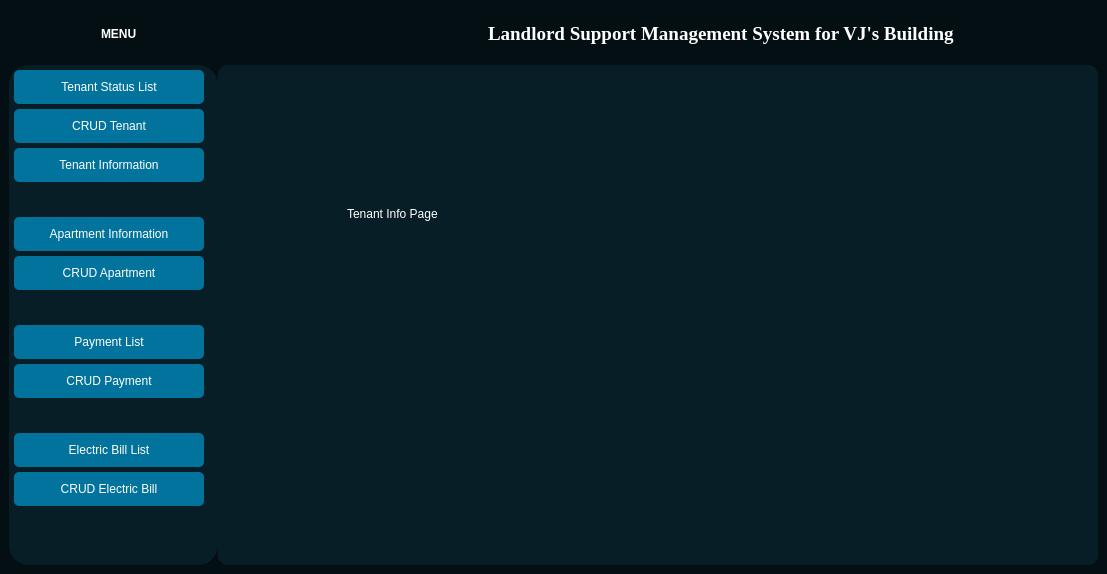
First picture: the form in interface.ui, repository lalalance12/Landlord-Support-Management-System, before the edit.
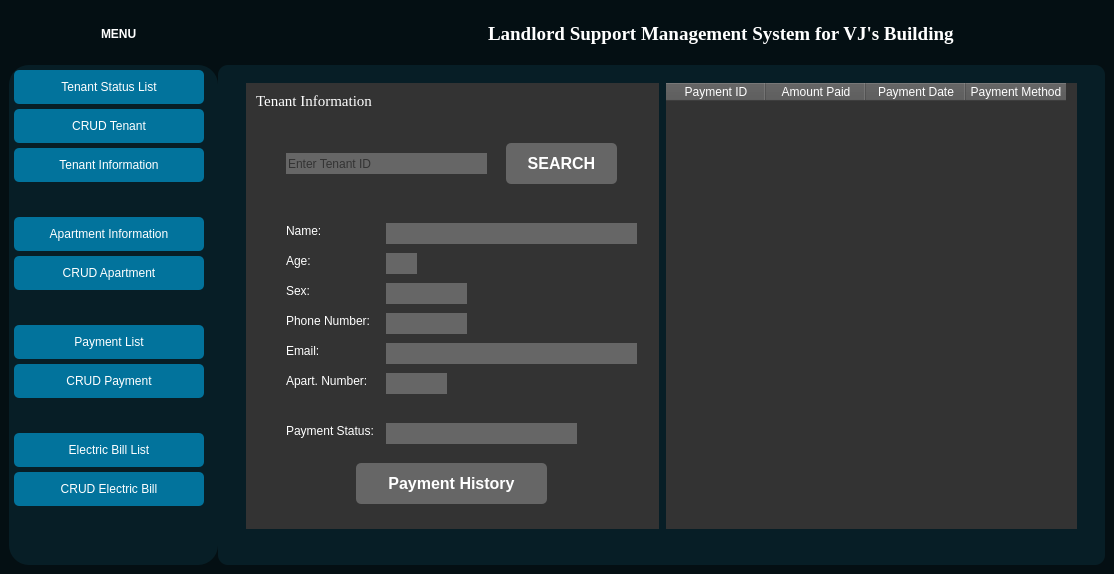
Second picture: the form after the edit. The open tabs and pages were chosen to show the change. Icons and pictures are not drawn.

Diff of the .ui file:
```diff
--- a/interface.ui
+++ b/interface.ui
@@ -6,7 +6,7 @@
    <rect>
     <x>0</x>
     <y>0</y>
-    <width>1107</width>
+    <width>1114</width>
     <height>574</height>
    </rect>
   </property>
@@ -573,18 +573,404 @@
              </widget>
             </widget>
             <widget class="QWidget" name="TenantInfoPage">
-             <widget class="QLabel" name="label_10">
+             <widget class="QFrame" name="frame_9">
               <property name="geometry">
                <rect>
-                <x>120</x>
-                <y>130</y>
-                <width>271</width>
-                <height>20</height>
+                <x>10</x>
+                <y>0</y>
+                <width>851</width>
+                <height>464</height>
                </rect>
               </property>
-              <property name="text">
-               <string>Tenant Info Page</string>
+              <property name="frameShape">
+               <enum>QFrame::StyledPanel</enum>
               </property>
+              <property name="frameShadow">
+               <enum>QFrame::Raised</enum>
+              </property>
+              <layout class="QHBoxLayout" name="horizontalLayout_6">
+               <item>
+                <widget class="QFrame" name="frame_10">
+                 <property name="styleSheet">
+                  <string notr="true">background-color: #333333;
+color: white;</string>
+                 </property>
+                 <property name="frameShape">
+                  <enum>QFrame::StyledPanel</enum>
+                 </property>
+                 <property name="frameShadow">
+                  <enum>QFrame::Raised</enum>
+                 </property>
+                 <widget class="QLabel" name="page_label_2">
+                  <property name="geometry">
+                   <rect>
+                    <x>10</x>
+                    <y>10</y>
+                    <width>201</width>
+                    <height>16</height>
+                   </rect>
+                  </property>
+                  <property name="font">
+                   <font>
+                    <family>Times New Roman</family>
+                    <pointsize>11</pointsize>
+                   </font>
+                  </property>
+                  <property name="text">
+                   <string>Tenant Information</string>
+                  </property>
+                 </widget>
+                 <widget class="QLineEdit" name="Name_line_edit_2">
+                  <property name="geometry">
+                   <rect>
+                    <x>140</x>
+                    <y>140</y>
+                    <width>251</width>
+                    <height>21</height>
+                   </rect>
+                  </property>
+                  <property name="styleSheet">
+                   <string notr="true">QLineEdit {
+    background-color: #666666;
+    color: black;
+}
+
+QLineEdit:!hasFocus {
+    color: white;
+}
+</string>
+                  </property>
+                  <property name="placeholderText">
+                   <string/>
+                  </property>
+                 </widget>
+                 <widget class="QLabel" name="Name_2">
+                  <property name="geometry">
+                   <rect>
+                    <x>40</x>
+                    <y>140</y>
+                    <width>41</width>
+                    <height>16</height>
+                   </rect>
+                  </property>
+                  <property name="text">
+                   <string>Name:</string>
+                  </property>
+                 </widget>
+                 <widget class="QLabel" name="Age_2">
+                  <property name="geometry">
+                   <rect>
+                    <x>40</x>
+                    <y>170</y>
+                    <width>41</width>
+                    <height>16</height>
+                   </rect>
+                  </property>
+                  <property name="text">
+                   <string>Age:</string>
+                  </property>
+                 </widget>
+                 <widget class="QLineEdit" name="Age_line_edit_2">
+                  <property name="geometry">
+                   <rect>
+                    <x>140</x>
+                    <y>170</y>
+                    <width>31</width>
+                    <height>21</height>
+                   </rect>
+                  </property>
+                  <property name="styleSheet">
+                   <string notr="true">background-color: #666666; color: black;</string>
+                  </property>
+                 </widget>
+                 <widget class="QLabel" name="Sex_2">
+                  <property name="geometry">
+                   <rect>
+                    <x>40</x>
+                    <y>200</y>
+                    <width>41</width>
+                    <height>16</height>
+                   </rect>
+                  </property>
+                  <property name="text">
+                   <string>Sex:</string>
+                  </property>
+                 </widget>
+                 <widget class="QLineEdit" name="PhoneNum_line_edit_2">
+                  <property name="geometry">
+                   <rect>
+                    <x>140</x>
+                    <y>230</y>
+                    <width>81</width>
+                    <height>21</height>
+                   </rect>
+                  </property>
+                  <property name="styleSheet">
+                   <string notr="true">background-color: #666666; color: black;</string>
+                  </property>
+                  <property name="placeholderText">
+                   <string/>
+                  </property>
+                 </widget>
+                 <widget class="QLineEdit" name="Email_line_edit_2">
+                  <property name="geometry">
+                   <rect>
+                    <x>140</x>
+                    <y>260</y>
+                    <width>251</width>
+                    <height>21</height>
+                   </rect>
+                  </property>
+                  <property name="styleSheet">
+                   <string notr="true">background-color: #666666; color: black;</string>
+                  </property>
+                  <property name="text">
+                   <string/>
+                  </property>
+                 </widget>
+                 <widget class="QLabel" name="Phone_number_2">
+                  <property name="geometry">
+                   <rect>
+                    <x>40</x>
+                    <y>230</y>
+                    <width>91</width>
+                    <height>16</height>
+                   </rect>
+                  </property>
+                  <property name="text">
+                   <string>Phone Number:</string>
+                  </property>
+                 </widget>
+                 <widget class="QLabel" name="Email_2">
+                  <property name="geometry">
+                   <rect>
+                    <x>40</x>
+                    <y>260</y>
+                    <width>41</width>
+                    <height>16</height>
+                   </rect>
+                  </property>
+                  <property name="text">
+                   <string>Email:</string>
+                  </property>
+                 </widget>
+                 <widget class="QLabel" name="Apart_num_2">
+                  <property name="geometry">
+                   <rect>
+                    <x>40</x>
+                    <y>290</y>
+                    <width>81</width>
+                    <height>16</height>
+                   </rect>
+                  </property>
+                  <property name="text">
+                   <string>Apart. Number:</string>
+                  </property>
+                 </widget>
+                 <widget class="QPushButton" name="SearchTenantBtn">
+                  <property name="geometry">
+                   <rect>
+                    <x>260</x>
+                    <y>60</y>
+                    <width>111</width>
+                    <height>41</height>
+                   </rect>
+                  </property>
+                  <property name="font">
+                   <font>
+                    <pointsize>12</pointsize>
+                    <bold>true</bold>
+                   </font>
+                  </property>
+                  <property name="styleSheet">
+                   <string notr="true">background-color: #666666; color: white
+;
+</string>
+                  </property>
+                  <property name="text">
+                   <string>SEARCH</string>
+                  </property>
+                 </widget>
+                 <widget class="QPushButton" name="PayHisBtn">
+                  <property name="geometry">
+                   <rect>
+                    <x>110</x>
+                    <y>380</y>
+                    <width>191</width>
+                    <height>41</height>
+                   </rect>
+                  </property>
+                  <property name="font">
+                   <font>
+                    <pointsize>12</pointsize>
+                    <bold>true</bold>
+                   </font>
+                  </property>
+                  <property name="styleSheet">
+                   <string notr="true">background-color: #666666; color: white
+;
+</string>
+                  </property>
+                  <property name="text">
+                   <string>Payment History</string>
+                  </property>
+                 </widget>
+                 <widget class="QLineEdit" name="Search_line_edit">
+                  <property name="geometry">
+                   <rect>
+                    <x>40</x>
+                    <y>70</y>
+                    <width>201</width>
+                    <height>21</height>
+                   </rect>
+                  </property>
+                  <property name="styleSheet">
+                   <string notr="true">background-color: #666666; color: black;</string>
+                  </property>
+                  <property name="placeholderText">
+                   <string>Enter Tenant ID</string>
+                  </property>
+                 </widget>
+                 <widget class="QLineEdit" name="Email_line_edit_3">
+                  <property name="geometry">
+                   <rect>
+                    <x>140</x>
+                    <y>340</y>
+                    <width>191</width>
+                    <height>21</height>
+                   </rect>
+                  </property>
+                  <property name="styleSheet">
+                   <string notr="true">background-color: #666666; color: black;</string>
+                  </property>
+                  <property name="text">
+                   <string/>
+                  </property>
+                 </widget>
+                 <widget class="QLabel" name="PayStat">
+                  <property name="geometry">
+                   <rect>
+                    <x>40</x>
+                    <y>340</y>
+                    <width>91</width>
+                    <height>16</height>
+                   </rect>
+                  </property>
+                  <property name="text">
+                   <string>Payment Status:</string>
+                  </property>
+                 </widget>
+                 <widget class="QLineEdit" name="Sex_line_edit_2">
+                  <property name="geometry">
+                   <rect>
+                    <x>140</x>
+                    <y>200</y>
+                    <width>81</width>
+                    <height>21</height>
+                   </rect>
+                  </property>
+                  <property name="styleSheet">
+                   <string notr="true">background-color: #666666; color: black;</string>
+                  </property>
+                 </widget>
+                 <widget class="QLineEdit" name="ApartNum_line_edit_2">
+                  <property name="geometry">
+                   <rect>
+                    <x>140</x>
+                    <y>290</y>
+                    <width>61</width>
+                    <height>21</height>
+                   </rect>
+                  </property>
+                  <property name="styleSheet">
+                   <string notr="true">background-color: #666666; color: black;</string>
+                  </property>
+                 </widget>
+                </widget>
+               </item>
+               <item>
+                <spacer name="horizontalSpacer_2">
+                 <property name="orientation">
+                  <enum>Qt::Horizontal</enum>
+                 </property>
+                 <property name="sizeType">
+                  <enum>QSizePolicy::Fixed</enum>
+                 </property>
+                 <property name="sizeHint" stdset="0">
+                  <size>
+                   <width>1</width>
+                   <height>1</height>
+                  </size>
+                 </property>
+                </spacer>
+               </item>
+               <item>
+                <widget class="QFrame" name="frame_11">
+                 <property name="frameShape">
+                  <enum>QFrame::StyledPanel</enum>
+                 </property>
+                 <property name="frameShadow">
+                  <enum>QFrame::Raised</enum>
+                 </property>
+                 <widget class="QTableWidget" name="PayHis_tableWidget_2">
+                  <property name="geometry">
+                   <rect>
+                    <x>0</x>
+                    <y>0</y>
+                    <width>411</width>
+                    <height>451</height>
+                   </rect>
+                  </property>
+                  <property name="styleSheet">
+                   <string notr="true">
+    QTableWidget {
+        background-color: #333333;
+        color: white;
+    }
+
+    QHeaderView::section {
+        background-color: #555555;
+        color: white;
+    }
+
+    QScrollBar:vertical {
+        background-color: #555555;
+        width: 15px;
+    }
+
+    QScrollBar::handle:vertical {
+        background-color: #888888;
+    }
+
+    QScrollBar::add-line:vertical, QScrollBar::sub-line:vertical {
+        background: none;
+    }
+</string>
+                  </property>
+                  <column>
+                   <property name="text">
+                    <string>Payment ID</string>
+                   </property>
+                  </column>
+                  <column>
+                   <property name="text">
+                    <string>Amount Paid</string>
+                   </property>
+                  </column>
+                  <column>
+                   <property name="text">
+                    <string>Payment Date</string>
+                   </property>
+                  </column>
+                  <column>
+                   <property name="text">
+                    <string>Payment Method</string>
+                   </property>
+                  </column>
+                 </widget>
+                </widget>
+               </item>
+              </layout>
              </widget>
             </widget>
             <widget class="QWidget" name="ApartmentInfoPage">
```
Left out of the diff: 301 changed lines with no effect on the pictures.
